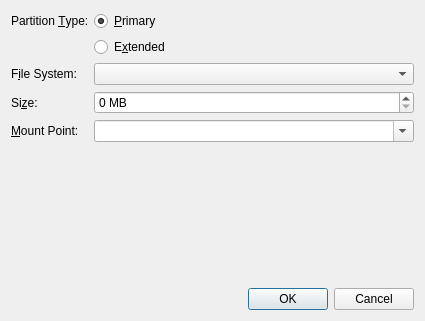
Before: the Qt Designer form src/modules/partition/CreatePartitionDialog.ui in calamares/calamares, drawn with Qt 5.
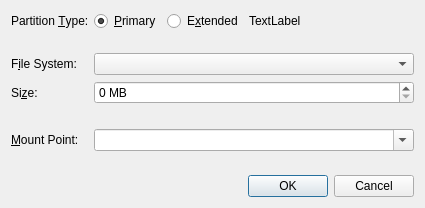
After: the same form once the commit is applied.

Commit message: Redo partition type UI and enable/disable mount point UI when appropriate

```diff
--- a/src/modules/partition/CreatePartitionDialog.ui
+++ b/src/modules/partition/CreatePartitionDialog.ui
@@ -7,7 +7,7 @@
     <x>0</x>
     <y>0</y>
     <width>425</width>
-    <height>321</height>
+    <height>208</height>
    </rect>
   </property>
   <property name="windowTitle">
@@ -16,6 +16,57 @@
   <layout class="QVBoxLayout" name="verticalLayout">
    <item>
     <layout class="QFormLayout" name="formLayout">
+     <item row="0" column="0">
+      <widget class="QLabel" name="partitionTypeLabel">
+       <property name="text">
+        <string>Partition &amp;Type:</string>
+       </property>
+       <property name="buddy">
+        <cstring>primaryRadioButton</cstring>
+       </property>
+      </widget>
+     </item>
+     <item row="0" column="1">
+      <layout class="QHBoxLayout" name="horizontalLayout">
+       <item>
+        <widget class="QRadioButton" name="primaryRadioButton">
+         <property name="text">
+          <string>&amp;Primary</string>
+         </property>
+         <property name="checked">
+          <bool>true</bool>
+         </property>
+        </widget>
+       </item>
+       <item>
+        <widget class="QRadioButton" name="extendedRadioButton">
+         <property name="text">
+          <string>E&amp;xtended</string>
+         </property>
+        </widget>
+       </item>
+       <item>
+        <widget class="QLabel" name="fixedPartitionLabel">
+         <property name="text">
+          <string>TextLabel</string>
+         </property>
+        </widget>
+       </item>
+       <item>
+        <spacer name="horizontalSpacer">
+         <property name="orientation">
+          <enum>Qt::Horizontal</enum>
+         </property>
+         <property name="sizeHint" stdset="0">
+          <size>
+           <width>40</width>
+           <height>20</height>
+          </size>
+         </property>
+        </spacer>
+       </item>
+      </layout>
+     </item>
      <item row="2" column="0">
       <widget class="QLabel" name="label_2">
        <property name="text">
@@ -39,19 +90,6 @@
        </property>
       </widget>
      </item>
-     <item row="5" column="0">
-      <spacer name="verticalSpacer">
-       <property name="orientation">
-        <enum>Qt::Vertical</enum>
-       </property>
-       <property name="sizeHint" stdset="0">
-        <size>
-         <width>20</width>
-         <height>40</height>
-        </size>
-       </property>
-      </spacer>
-     </item>
      <item row="3" column="1">
       <widget class="QSpinBox" name="sizeSpinBox">
        <property name="suffix">
@@ -59,35 +97,24 @@
        </property>
       </widget>
      </item>
-     <item row="0" column="1">
-      <widget class="QRadioButton" name="primaryRadioButton">
-       <property name="text">
-        <string>&amp;Primary</string>
+     <item row="4" column="1">
+      <spacer name="verticalSpacer_2">
+       <property name="orientation">
+        <enum>Qt::Vertical</enum>
        </property>
-       <property name="checked">
-        <bool>true</bool>
+       <property name="sizeType">
+        <enum>QSizePolicy::Fixed</enum>
        </property>
-      </widget>
-     </item>
-     <item row="1" column="1">
-      <widget class="QRadioButton" name="extendedRadioButton">
-       <property name="text">
-        <string>E&amp;xtended</string>
+       <property name="sizeHint" stdset="0">
+        <size>
+         <width>20</width>
+         <height>13</height>
+        </size>
        </property>
-      </widget>
+      </spacer>
      </item>
-     <item row="0" column="0">
-      <widget class="QLabel" name="partitionTypeLabel">
-       <property name="text">
-        <string>Partition &amp;Type:</string>
-       </property>
-       <property name="buddy">
-        <cstring>primaryRadioButton</cstring>
-       </property>
-      </widget>
-     </item>
-     <item row="4" column="0">
-      <widget class="QLabel" name="label_3">
+     <item row="5" column="0">
+      <widget class="QLabel" name="mountPointLabel">
        <property name="text">
         <string>&amp;Mount Point:</string>
        </property>
@@ -96,7 +123,7 @@
        </property>
       </widget>
      </item>
-     <item row="4" column="1">
+     <item row="5" column="1">
       <widget class="QComboBox" name="mountPointComboBox">
        <property name="editable">
         <bool>true</bool>
@@ -136,6 +163,32 @@
        </item>
       </widget>
      </item>
+     <item row="6" column="0">
+      <spacer name="verticalSpacer">
+       <property name="orientation">
+        <enum>Qt::Vertical</enum>
+       </property>
+       <property name="sizeHint" stdset="0">
+        <size>
+         <width>17</width>
+         <height>13</height>
+        </size>
+       </property>
+      </spacer>
+     </item>
+     <item row="1" column="1">
+      <spacer name="verticalSpacer_3">
+       <property name="orientation">
+        <enum>Qt::Vertical</enum>
+       </property>
+       <property name="sizeHint" stdset="0">
+        <size>
+         <width>20</width>
+         <height>12</height>
+        </size>
+       </property>
+      </spacer>
+     </item>
     </layout>
    </item>
    <item>
```
Left out of the diff: 27 changed lines with no effect on the pictures. The commit also changes 2 other files.
